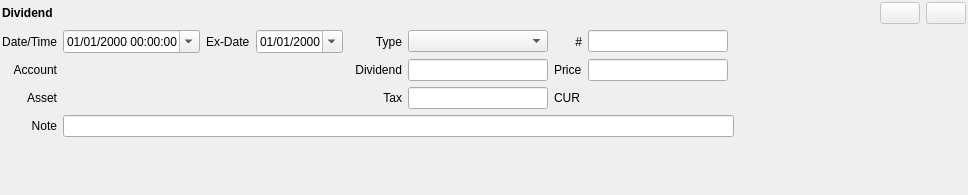
This is jal/ui/widgets/dividend_operation.ui in titov-vv/jal as Qt 5 draws it before an edit. The edited form follows.
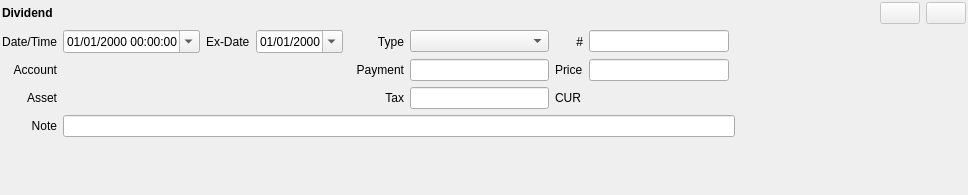
This is the edited form. Custom widgets are drawn as their Qt base class.

Commit message: Processing of new Dividend subtype Fee.

```diff
--- a/jal/ui/widgets/dividend_operation.ui
+++ b/jal/ui/widgets/dividend_operation.ui
@@ -236,7 +236,7 @@
    <item row="2" column="5">
     <widget class="QLabel" name="amount_label">
      <property name="text">
-      <string>Dividend</string>
+      <string>Payment</string>
      </property>
      <property name="alignment">
       <set>Qt::AlignRight|Qt::AlignTrailing|Qt::AlignVCenter</set>
```
The commit also changes 6 other files.
